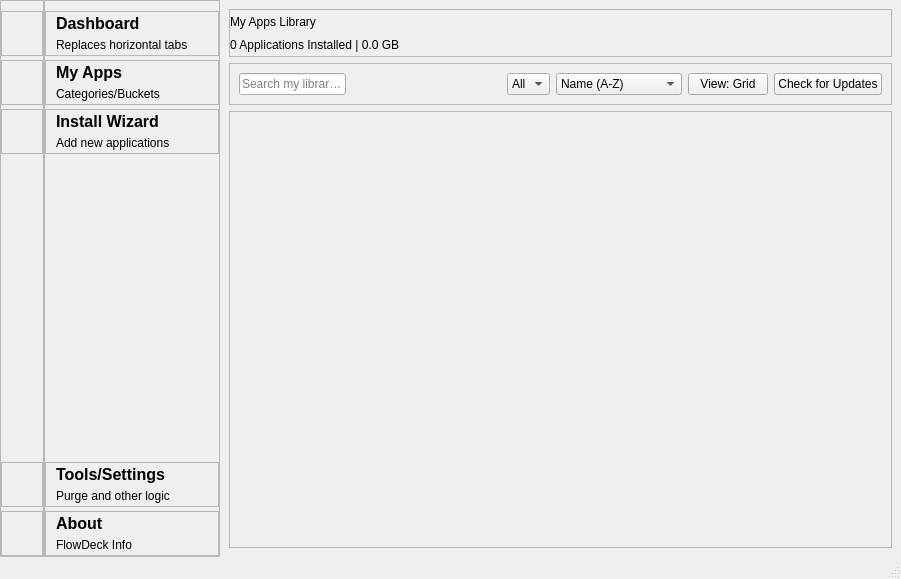
First picture: the form in ui/ui_main_v4.ui, repository immortal222/FlowDeck, before the edit.
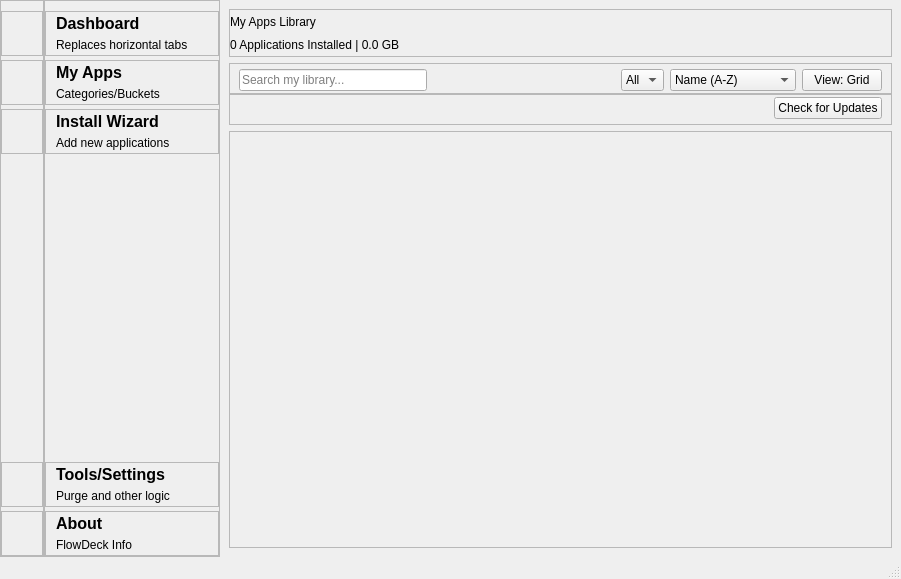
Second picture: the form after the edit. Icons and pictures are not drawn.

Commit message: Refactor My Apps UI to include filtering options and improve layout;

```diff
--- a/ui/ui_main_v4.ui
+++ b/ui/ui_main_v4.ui
@@ -2684,7 +2684,24 @@
            </widget>
           </item>
           <item>
-           <widget class="QFrame" name="myApps_toolbarFrame">
+           <layout class="QVBoxLayout" name="verticalLayout_49">
+            <property name="spacing">
+             <number>0</number>
+            </property>
+            <property name="leftMargin">
+             <number>0</number>
+            </property>
+            <property name="topMargin">
+             <number>0</number>
+            </property>
+            <property name="rightMargin">
+             <number>0</number>
+            </property>
+            <property name="bottomMargin">
+             <number>0</number>
+            </property>
+            <item>
+             <widget class="QFrame" name="myApps_filterFrame">
             <property name="frameShape">
              <enum>QFrame::StyledPanel</enum>
             </property>
@@ -2692,21 +2709,39 @@
              <enum>QFrame::Raised</enum>
             </property>
             <layout class="QHBoxLayout" name="horizontalLayout_2">
+               <property name="spacing">
+                <number>6</number>
+               </property>
+               <property name="leftMargin">
+                <number>9</number>
+               </property>
+               <property name="topMargin">
+                <number>5</number>
+               </property>
+               <property name="bottomMargin">
+                <number>2</number>
+               </property>
              <item>
               <widget class="QLineEdit" name="myApps_searchBox">
+                 <property name="maximumSize">
+                  <size>
+                   <width>200</width>
+                   <height>16777215</height>
+                  </size>
+                 </property>
                <property name="placeholderText">
                 <string>Search my library...</string>
                </property>
               </widget>
              </item>
              <item>
-              <spacer name="horizontalSpacer">
+                <spacer name="horizontalSpacer_3">
                <property name="orientation">
                 <enum>Qt::Horizontal</enum>
                </property>
                <property name="sizeHint" stdset="0">
                 <size>
-                 <width>155</width>
+                   <width>40</width>
                  <height>20</height>
                 </size>
                </property>
@@ -2714,6 +2749,12 @@
              </item>
              <item>
               <widget class="QComboBox" name="myApps_catCombo">
+                 <property name="maximumSize">
+                  <size>
+                   <width>120</width>
+                   <height>16777215</height>
+                  </size>
+                 </property>
                <item>
                 <property name="text">
                  <string>All</string>
@@ -2723,6 +2764,12 @@
              </item>
              <item>
               <widget class="QComboBox" name="myApps_sortCombo">
+                 <property name="maximumSize">
+                  <size>
+                   <width>16777215</width>
+                   <height>16777215</height>
+                  </size>
+                 </property>
                <item>
                 <property name="text">
                  <string>Name (A-Z)</string>
@@ -2737,11 +2784,48 @@
              </item>
              <item>
               <widget class="QPushButton" name="myApps_viewBtn">
+                 <property name="maximumSize">
+                  <size>
+                   <width>16777215</width>
+                   <height>16777215</height>
+                  </size>
+                 </property>
                <property name="text">
                 <string>View: Grid</string>
                </property>
               </widget>
              </item>
+              </layout>
+             </widget>
+            </item>
+            <item>
+             <widget class="QFrame" name="myApps_updateFrame">
+              <property name="frameShape">
+               <enum>QFrame::StyledPanel</enum>
+              </property>
+              <property name="frameShadow">
+               <enum>QFrame::Raised</enum>
+              </property>
+              <layout class="QHBoxLayout" name="horizontalLayout_14">
+               <property name="topMargin">
+                <number>2</number>
+               </property>
+               <property name="bottomMargin">
+                <number>5</number>
+               </property>
+               <item>
+                <spacer name="horizontalSpacer">
+                 <property name="orientation">
+                  <enum>Qt::Horizontal</enum>
+                 </property>
+                 <property name="sizeHint" stdset="0">
+                  <size>
+                   <width>40</width>
+                   <height>20</height>
+                  </size>
+                 </property>
+                </spacer>
+               </item>
              <item>
               <widget class="QPushButton" name="myApps_updateAllBtn">
                <property name="text">
@@ -2752,6 +2836,8 @@
             </layout>
            </widget>
           </item>
+           </layout>
+          </item>
           <item>
            <widget class="QScrollArea" name="myApps_scrollArea">
             <property name="widgetResizable">
@@ -2763,7 +2849,7 @@
                <x>0</x>
                <y>0</y>
                <width>669</width>
-               <height>413</height>
+               <height>390</height>
               </rect>
              </property>
              <layout class="QGridLayout" name="gridLayout_2"/>
```
Left out of the diff: 4 changed lines with no effect on the pictures. Lines whose indentation alone changed are shown as unchanged. The commit also changes 2 other files.
